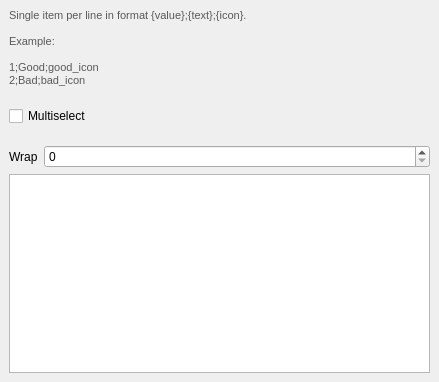
Old version of the form src/configmanager/editorwidgets/uifiles/ui_option_config.ui in the repository roam-qgis/Roam.
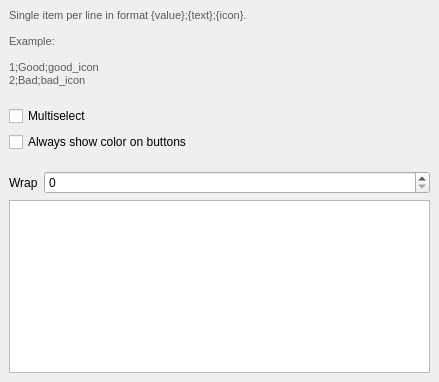
New version of the form.

Commit message: Add show color for option row

```diff
--- a/src/configmanager/editorwidgets/uifiles/ui_option_config.ui
+++ b/src/configmanager/editorwidgets/uifiles/ui_option_config.ui
@@ -31,7 +31,7 @@
      </widget>
      <widget class="QWidget" name="page_3">
       <layout class="QGridLayout" name="gridLayout_4">
-       <item row="4" column="0">
+       <item row="5" column="0">
         <widget class="QPlainTextEdit" name="listText">
          <property name="centerOnScroll">
           <bool>false</bool>
@@ -45,6 +45,36 @@
          </property>
         </widget>
        </item>
+       <item row="3" column="0">
+        <layout class="QHBoxLayout" name="horizontalLayout">
+         <property name="topMargin">
+          <number>13</number>
+         </property>
+         <item>
+          <widget class="QLabel" name="label">
+           <property name="sizePolicy">
+            <sizepolicy hsizetype="Maximum" vsizetype="Preferred">
+             <horstretch>0</horstretch>
+             <verstretch>0</verstretch>
+            </sizepolicy>
+           </property>
+           <property name="text">
+            <string>Wrap</string>
+           </property>
+          </widget>
+         </item>
+         <item>
+          <widget class="QSpinBox" name="wrapEdit">
+           <property name="sizePolicy">
+            <sizepolicy hsizetype="Minimum" vsizetype="Fixed">
+             <horstretch>0</horstretch>
+             <verstretch>0</verstretch>
+            </sizepolicy>
+           </property>
+          </widget>
+         </item>
+        </layout>
+       </item>
        <item row="0" column="0">
         <widget class="QLabel" name="label_5">
          <property name="styleSheet">
@@ -69,34 +99,11 @@
         </widget>
        </item>
        <item row="2" column="0">
-        <layout class="QHBoxLayout" name="horizontalLayout">
-         <property name="topMargin">
-          <number>13</number>
+        <widget class="QCheckBox" name="alwaysColorCheck">
+         <property name="text">
+          <string>Always show color on buttons</string>
          </property>
-         <item>
-          <widget class="QLabel" name="label">
-           <property name="sizePolicy">
-            <sizepolicy hsizetype="Maximum" vsizetype="Preferred">
-             <horstretch>0</horstretch>
-             <verstretch>0</verstretch>
-            </sizepolicy>
-           </property>
-           <property name="text">
-            <string>Wrap</string>
-           </property>
-          </widget>
-         </item>
-         <item>
-          <widget class="QSpinBox" name="wrapEdit">
-           <property name="sizePolicy">
-            <sizepolicy hsizetype="Minimum" vsizetype="Fixed">
-             <horstretch>0</horstretch>
-             <verstretch>0</verstretch>
-            </sizepolicy>
-           </property>
-          </widget>
-         </item>
-        </layout>
+        </widget>
        </item>
       </layout>
      </widget>
```
Left out of the diff: 11 changed lines with no effect on the pictures. The commit also changes 3 other files.
